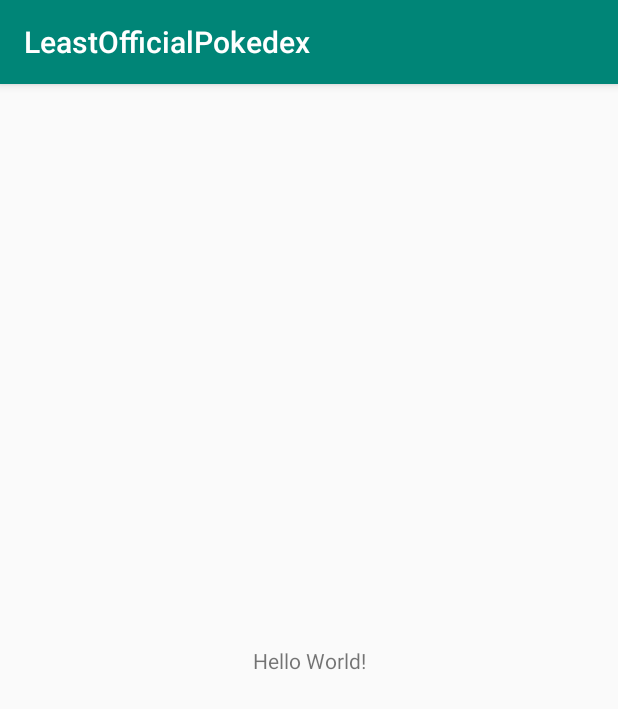
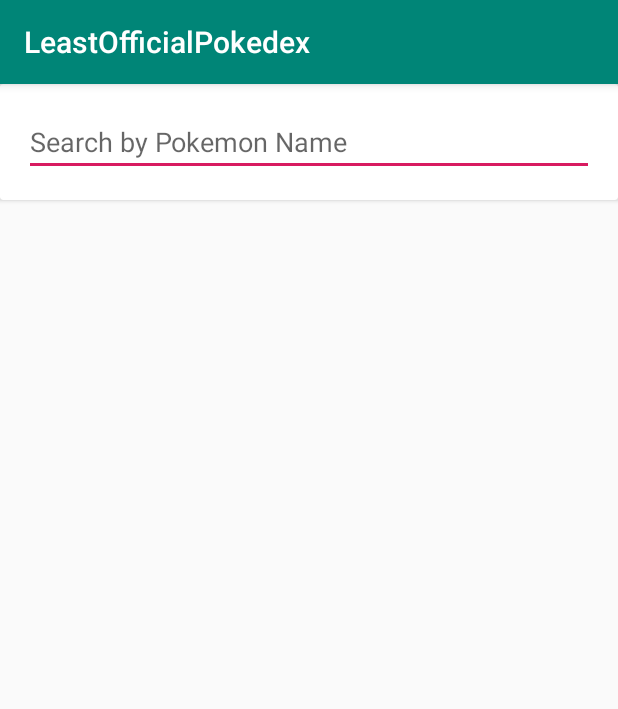
Before and after one commit to alestjoh/LeastOfficialPokedex, an Android app: the screen it shows after launch (LandingActivity), on a phone screen of 412 x 824 dp. Shown: the top 709 px of the screen. Run offline under Robolectric (Android 15) with nearby library versions, the phone set to English and light mode, and no system bars; our stand-ins replace RxJava.

Commit message:
Fill the landing activity layout

```diff
--- a/app/build.gradle
+++ b/app/build.gradle
@@ -41,4 +41,6 @@ dependencies {
     annotationProcessor 'androidx.lifecycle:lifecycle-compiler:2.0.0'
     implementation 'io.reactivex.rxjava2:rxjava:2.2.8'
     implementation 'io.reactivex.rxjava2:rxandroid:2.1.1'
+    implementation 'androidx.recyclerview:recyclerview:1.0.0'
+    implementation 'androidx.cardview:cardview:1.0.0'
 }
--- a/app/src/main/res/layout/activity_main.xml
+++ b/app/src/main/res/layout/activity_main.xml
@@ -7,13 +7,46 @@
         android:layout_height="match_parent"
         tools:context=".view.LandingActivity">
 
-    <TextView
-            android:layout_width="wrap_content"
+    <FrameLayout
+            android:layout_width="match_parent"
+            android:layout_height="match_parent"
+            app:layout_constraintStart_toStartOf="parent"
+            app:layout_constraintTop_toTopOf="parent"
+            app:layout_constraintEnd_toEndOf="parent"
+            app:layout_constraintBottom_toBottomOf="parent"
+            android:id="@+id/frameLayout_fragmentHolder_landing">
+
+    </FrameLayout>
+
+    <androidx.cardview.widget.CardView
+            android:layout_width="0dp"
             android:layout_height="wrap_content"
-            android:text="Hello World!"
+            app:layout_constraintStart_toStartOf="parent"
+            app:layout_constraintTop_toTopOf="parent"
+            app:layout_constraintEnd_toEndOf="parent"
+            android:id="@+id/cardView">
+
+        <EditText
+                android:layout_width="match_parent"
+                android:layout_height="wrap_content"
+                android:inputType="textPersonName"
+                android:ems="10"
+                android:hint="@string/search_by_pokemon_name"
+                android:id="@+id/et_search_landing"
+                android:layout_marginTop="16dp"
+                android:layout_marginEnd="16dp"
+                android:layout_marginStart="16dp"
+                android:layout_marginBottom="16dp"
+                tools:ignore="Autofill"/>
+    </androidx.cardview.widget.CardView>
+
+    <androidx.recyclerview.widget.RecyclerView
+            android:layout_width="0dp"
+            android:layout_height="0dp"
+            app:layout_constraintTop_toBottomOf="@+id/cardView"
+            app:layout_constraintStart_toStartOf="parent"
             app:layout_constraintBottom_toBottomOf="parent"
-            app:layout_constraintLeft_toLeftOf="parent"
-            app:layout_constraintRight_toRightOf="parent"
-            app:layout_constraintTop_toTopOf="parent" android:id="@+id/tv_defaultText_landing"/>
+            app:layout_constraintEnd_toEndOf="parent"
+            android:id="@+id/recyclerView_names_landing"/>
 
 </androidx.constraintlayout.widget.ConstraintLayout>
--- a/app/src/main/res/values/strings.xml
+++ b/app/src/main/res/values/strings.xml
@@ -1,3 +1,4 @@
 <resources>
     <string name="app_name">LeastOfficialPokedex</string>
+    <string name="search_by_pokemon_name">Search by Pokemon Name</string>
 </resources>
```
